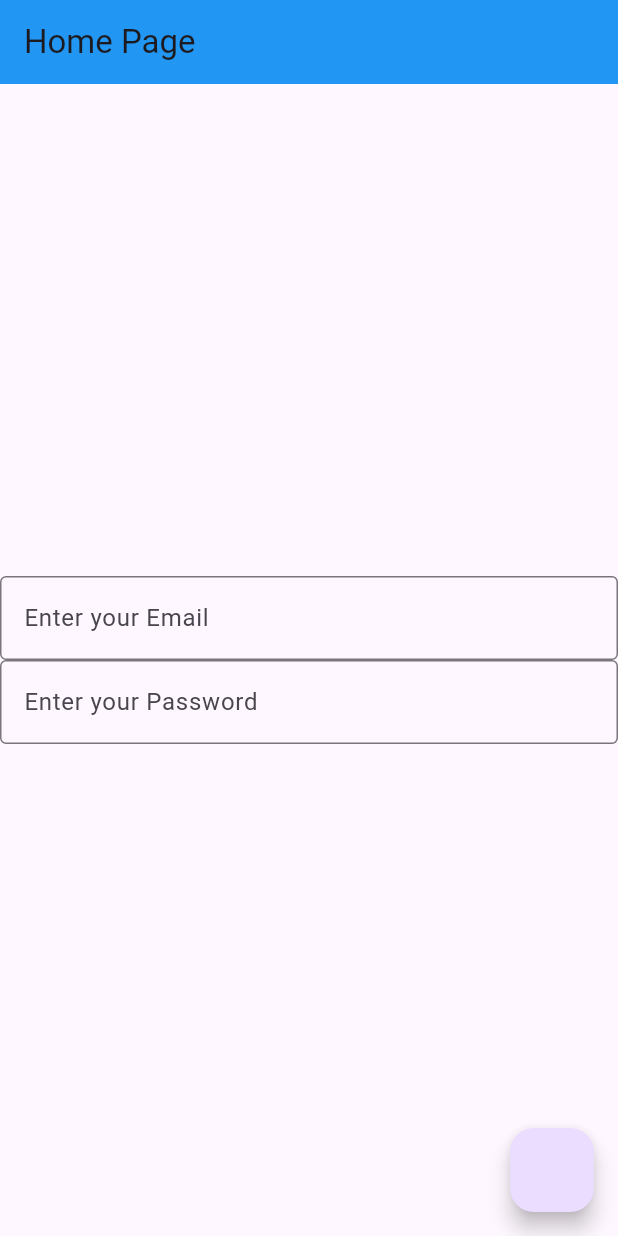
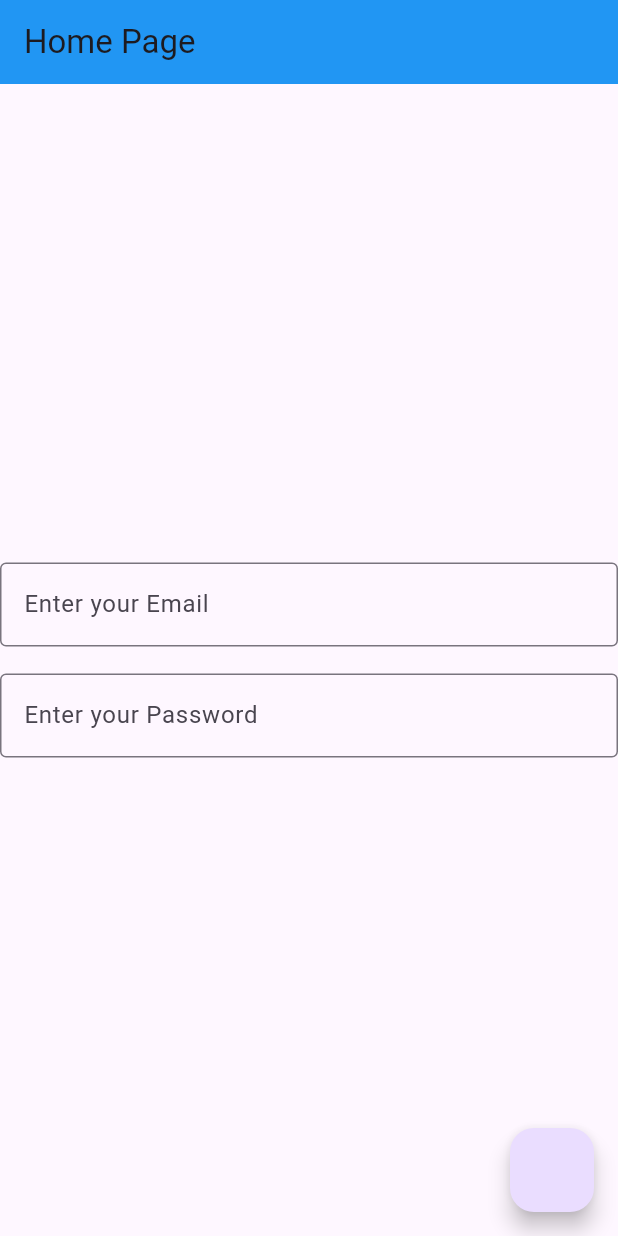
Before and after one commit to dark0crystal/flutter-practice, a Flutter app: the screen it shows after launch, on a phone screen of 412 x 824 dp. Run offline on Flutter 3.47's test engine with Material 3 defaults, Android fonts, the phone set to English and light mode, and no system bars.

Commit message:
SizedBox

```diff
--- a/lib/pages/MyHomePage.dart
+++ b/lib/pages/MyHomePage.dart
@@ -26,6 +26,7 @@ class MyHomePage extends StatelessWidget {
                     labelText: 'Enter your Email',
                   ),
                 ),
+                SizedBox(height: 18,),
                 TextFormField(
                   obscureText: true,
                   decoration: InputDecoration(
```
